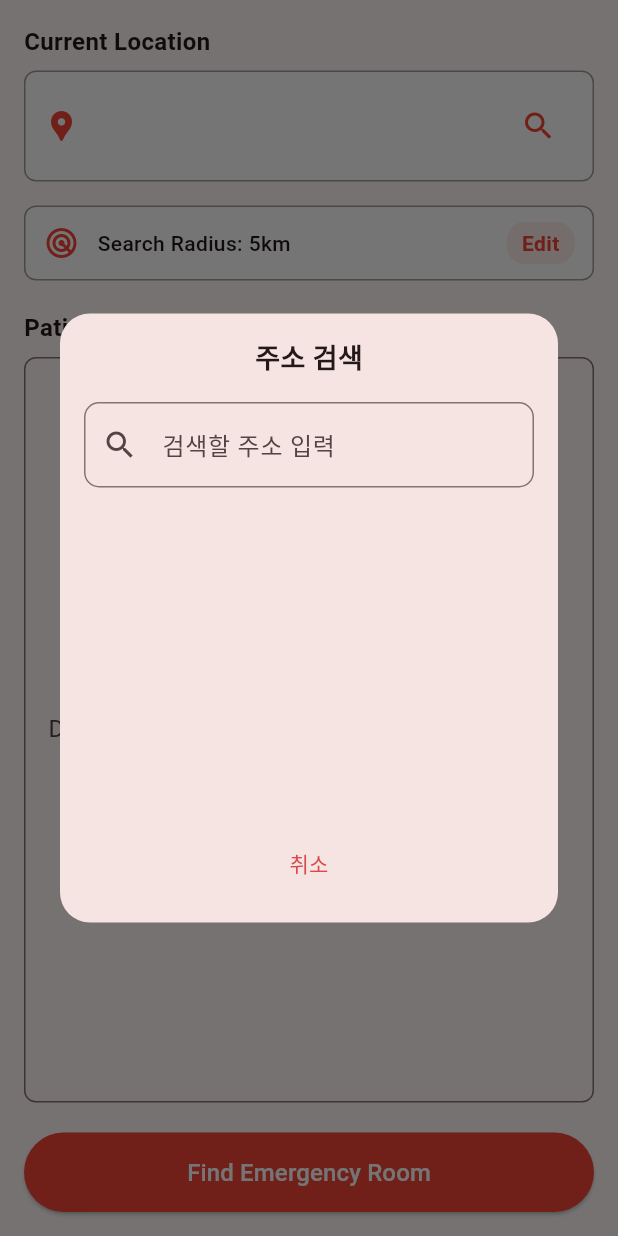
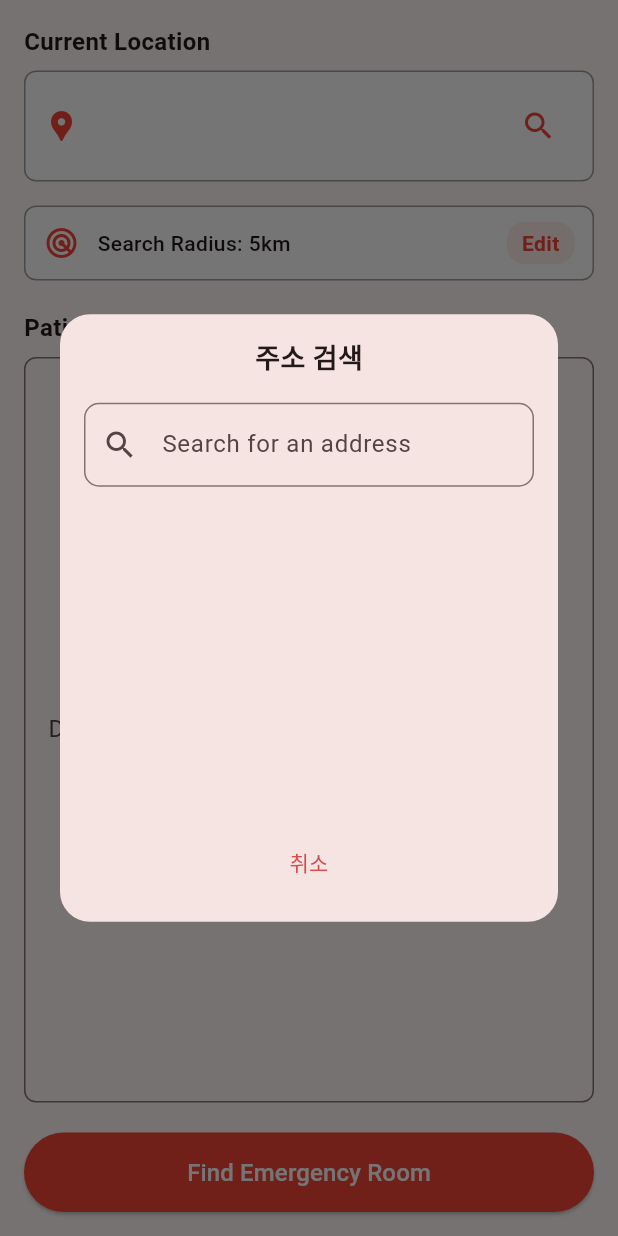
Before and after one commit to gdsc-konkuk/24-25-proj-Atempo-Client, a Flutter app: the ChatPage screen opened directly with empty values, after a tap on the "search" icon, on a phone screen of 412 x 824 dp. Run offline on Flutter 3.47's test engine with Material 3 defaults, Android fonts, the phone set to English and light mode, and no system bars; our stand-ins replace flutter_dotenv, flutter_secure_storage, geocoding, geolocator, google_fonts, google_maps_flutter and 3 more; accounts and stored records are empty.

```diff
--- a/medicall/lib/chat_page.dart
+++ b/medicall/lib/chat_page.dart
@@ -39,12 +39,12 @@ class _ChatPageState extends State<ChatPage> {
     super.dispose();
   }
 
-  // 키보드 내리기 함수
+  // down the keyboard
   void _dismissKeyboard() {
     FocusScope.of(context).unfocus();
   }
 
-  // 주소 검색 다이얼로그
+  // search address dialog
   void _showAddressSearchDialog() {
     showDialog(
       context: context,
@@ -76,7 +76,7 @@ class _ChatPageState extends State<ChatPage> {
                     TextField(
                       controller: searchController,
                       decoration: InputDecoration(
-                        hintText: '검색할 주소 입력',
+                        hintText: 'Search for an address',
                         prefixIcon: Icon(Icons.search),
                         border: OutlineInputBorder(
                           borderRadius: BorderRadius.circular(10),
@@ -112,7 +112,7 @@ class _ChatPageState extends State<ChatPage> {
                           });
                         } catch (e) {
                           setState(() {
-                            searchResults = ["검색 결과가 없습니다"];
+                            searchResults = ["The address could not be found."];
                             isSearching = false;
                           });
                         }
@@ -162,7 +162,7 @@ class _ChatPageState extends State<ChatPage> {
     );
   }
 
-  // 검색 반경 설정 모달 표시
+  // change search radius
   void _showSearchRadiusModal() {
     final settingsProvider = Provider.of<SettingsProvider>(context, listen: false);
     double tempRadius = settingsProvider.searchRadius;
@@ -256,10 +256,10 @@ class _ChatPageState extends State<ChatPage> {
     final searchRadius = context.watch<SettingsProvider>().searchRadius;
 
     return GestureDetector(
-      // 화면의 빈 공간을 탭하면 키보드가 내려감
+      // if you tap outside of the text field, the keyboard will be dismissed
       onTap: _dismissKeyboard,
       child: Scaffold(
-        resizeToAvoidBottomInset: true, // 키보드가 올라올 때 화면이 조절됨
+        resizeToAvoidBottomInset: true, // when keyboard is open, the screen will be resized
         body: Padding(
           padding: const EdgeInsets.all(16.0),
           child: Column(
@@ -270,7 +270,7 @@ class _ChatPageState extends State<ChatPage> {
                 style: TextStyle(fontSize: 16, fontWeight: FontWeight.bold),
               ),
               SizedBox(height: 8),
-              // 주소 입력/수정 영역 추가
+              // press the text field to edit
               Container(
                 padding: EdgeInsets.all(12),
                 decoration: BoxDecoration(
@@ -287,9 +287,9 @@ class _ChatPageState extends State<ChatPage> {
                           ? TextField(
                               controller: _addressController,
                               focusNode: _addressFocusNode,
-                              textInputAction: TextInputAction.done, // 키보드에 완료 버튼 표시
+                              textInputAction: TextInputAction.done,
                               decoration: InputDecoration(
-                                hintText: '주소 입력',
+                                hintText: 'Enter address',
                                 border: InputBorder.none,
                                 suffixIcon: IconButton(
                                   icon: Icon(Icons.check),
@@ -312,7 +312,7 @@ class _ChatPageState extends State<ChatPage> {
                                 setState(() {
                                   _isAddressEditable = true;
                                 });
-                                // 텍스트필드에 포커스 주기
+                                // Focus on the text field after a short delay
                                 Future.delayed(Duration(milliseconds: 50), () {
                                   FocusScope.of(context).requestFocus(_addressFocusNode);
                                 });
@@ -335,7 +335,7 @@ class _ChatPageState extends State<ChatPage> {
                 ),
               ),
 
-              // 검색 반경 설정 UI 추가
+              // Search radius
               SizedBox(height: 16),
               InkWell(
                 onTap: _showSearchRadiusModal,
@@ -394,7 +394,7 @@ class _ChatPageState extends State<ChatPage> {
                   focusNode: _patientConditionFocusNode,
                   maxLines: null,
                   expands: true,
-                  textInputAction: TextInputAction.newline, // 여러 줄 입력을 위한 설정
+                  textInputAction: TextInputAction.newline, // multiline input
                   keyboardType: TextInputType.multiline,
                   decoration: InputDecoration(
                     hintText: 'Describe the patient\'s condition...',
@@ -409,7 +409,7 @@ class _ChatPageState extends State<ChatPage> {
                 width: double.infinity,
                 child: ElevatedButton(
                   onPressed: () {
-                    _dismissKeyboard(); // 버튼 클릭 시 키보드 내리기
+                    _dismissKeyboard(); // Keyboard is dismissed
                     // Navigate to emergency room list
                     Navigator.push(
                       context,
```
Also changed, not shown: 4 other files.
